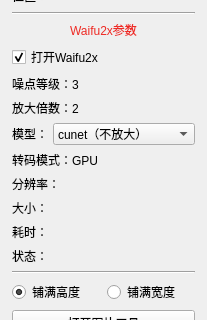
tonquer/picacg-qt, file ui/readimg.ui: the form before one commit; both pictures show x 0 to 207 and y 131 to 451 of the 207 by 666 pixel window.
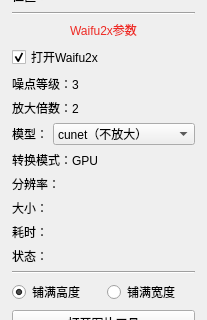
The form after the commit.

Diff of the .ui file:
```diff
--- a/ui/readimg.ui
+++ b/ui/readimg.ui
@@ -220,7 +220,7 @@
        <item>
         <widget class="QLabel" name="label_9">
          <property name="text">
-          <string>转码模式：GPU</string>
+          <string>转换模式：GPU</string>
          </property>
         </widget>
        </item>
```
